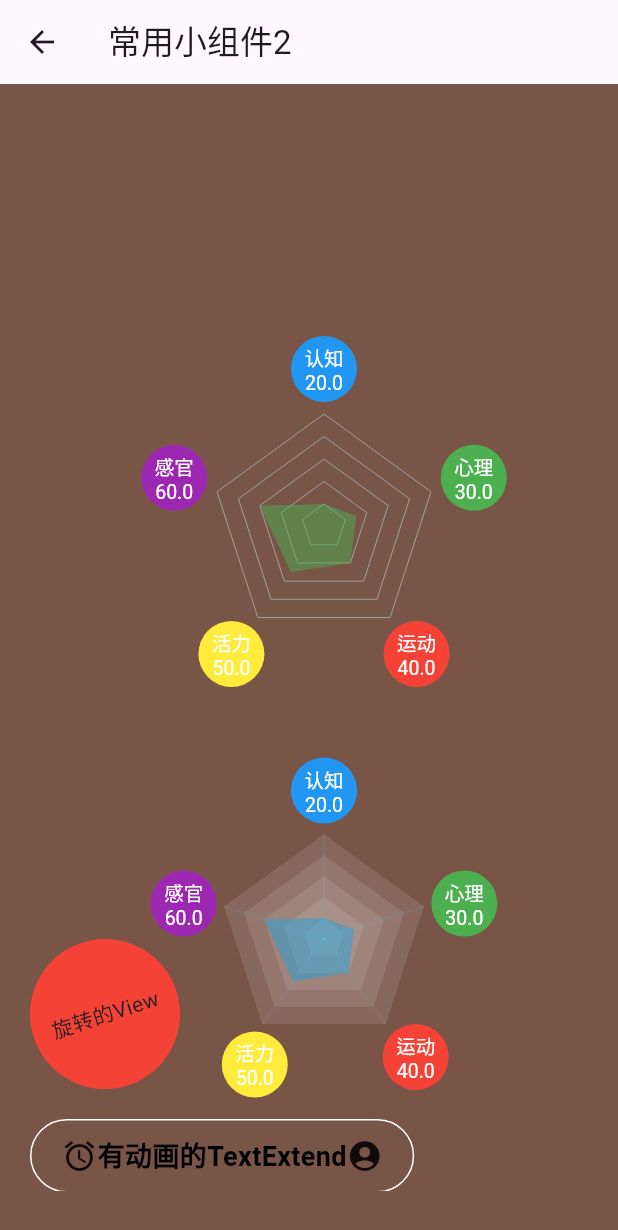
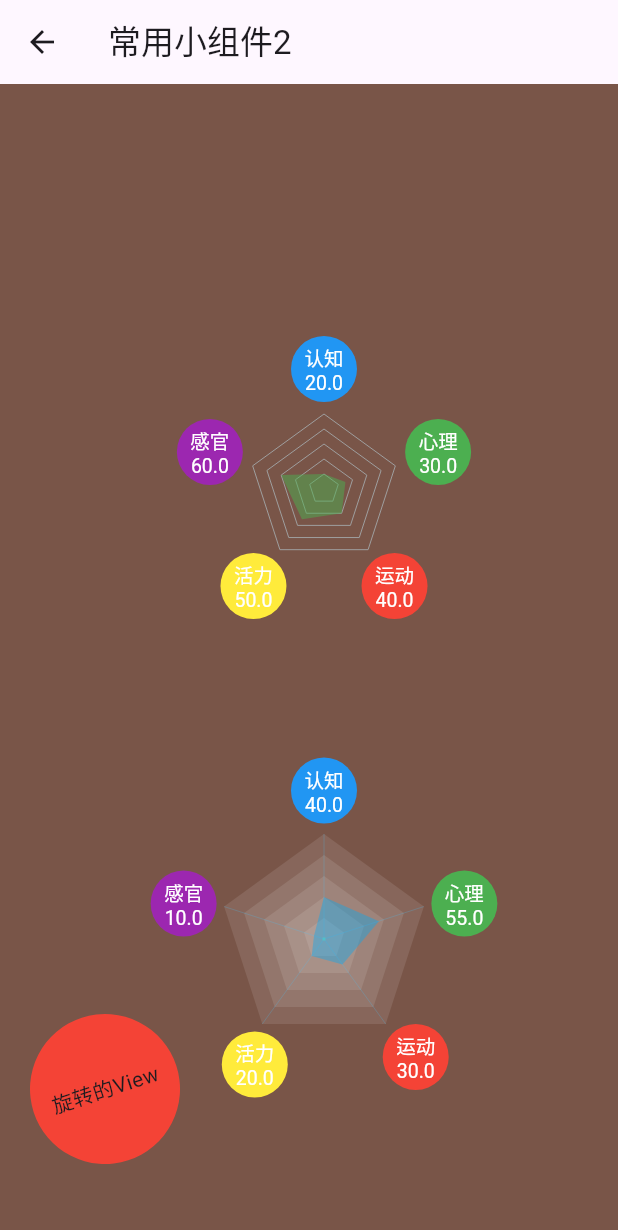
Before and after one commit to zhengzaihong/uikit, a Flutter app: the OftenWidgetExample2 screen opened directly, on a phone screen of 412 x 824 dp. Shown: the top 1230 px of the screen. Run offline on Flutter 3.47's test engine with Material 3 defaults, Android fonts, the phone set to English and light mode, and no system bars.

Commit message:
'5维-N雷达图'

```diff
--- a/example/lib/often_widget_example2.dart
+++ b/example/lib/often_widget_example2.dart
@@ -54,34 +54,38 @@ class _OftenWidgetExampleState2 extends State<OftenWidgetExample2> with SingleTi
                   const SizedBox(height: 200),
 
                  Center(child:SizedBox(
-                   width: 150,
-                   height: 150,
-                   child: CustomPaint(
-                     painter: RadarNDimensionsChart(
+                   width: 100,
+                   height: 100,
+                   child: RadarNDimensionsChart(
                      cycleRadius: 22,
                      data:[
-                         RadarBean(20, '认知', bgColor:Colors.blue,textStyle: TextStyle(color: Colors.white,fontSize: 13)),
-                         RadarBean(30, '心理', bgColor:Colors.green,textStyle: TextStyle(color: Colors.white,fontSize: 13)),
-                         RadarBean(40, '运动', bgColor:Colors.red,textStyle: TextStyle(color: Colors.white,fontSize: 13)),
-                         RadarBean(50, '活力', bgColor:Colors.yellow,textStyle: TextStyle(color: Colors.white,fontSize: 13)),
-                         RadarBean(60, '感官', bgColor:Colors.purple,textStyle: TextStyle(color: Colors.white,fontSize: 13)),
+                       RadarBean(20, '认知', bgColor:Colors.blue,textStyle: const TextStyle(color: Colors.white,fontSize: 13)),
+                       RadarBean(30, '心理', bgColor:Colors.green,textStyle: const TextStyle(color: Colors.white,fontSize: 13)),
+                       RadarBean(40, '运动', bgColor:Colors.red,textStyle: const TextStyle(color: Colors.white,fontSize: 13)),
+                       RadarBean(50, '活力', bgColor:Colors.yellow,textStyle: const TextStyle(color: Colors.white,fontSize: 13)),
+                       RadarBean(60, '感官', bgColor:Colors.purple,textStyle: const TextStyle(color: Colors.white,fontSize: 13)),
                      ],
-                     ),
                    ),
                  ),),
 
+
                   const SizedBox(height: 200),
-                 Center(child:Radar5DimensionsChart(
+
+                  Center(child: SizedBox(
+                    width: 100,
+                    height: 100,
+                    child:  Radar5DimensionsChart(
                         radius: 70,
                         padding: 12,
                         bottomPadding: 10,
                         data:[
-                       RadarBean(20, '认知', bgColor:Colors.blue,textStyle: TextStyle(color: Colors.white,fontSize: 13)),
-                       RadarBean(30, '心理', bgColor:Colors.green,textStyle: TextStyle(color: Colors.white,fontSize: 13)),
-                       RadarBean(40, '运动', bgColor:Colors.red,textStyle: TextStyle(color: Colors.white,fontSize: 13)),
-                       RadarBean(50, '活力', bgColor:Colors.yellow,textStyle: TextStyle(color: Colors.white,fontSize: 13)),
-                       RadarBean(60, '感官', bgColor:Colors.purple,textStyle: TextStyle(color: Colors.white,fontSize: 13)),
+                          RadarBean(40, '认知', bgColor:Colors.blue,textStyle: const TextStyle(color: Colors.white,fontSize: 13)),
+                          RadarBean(55, '心理', bgColor:Colors.green,textStyle: const TextStyle(color: Colors.white,fontSize: 13)),
+                          RadarBean(30, '运动', bgColor:Colors.red,textStyle: const TextStyle(color: Colors.white,fontSize: 13)),
+                          RadarBean(20, '活力', bgColor:Colors.yellow,textStyle: const TextStyle(color: Colors.white,fontSize: 13)),
+                          RadarBean(10, '感官', bgColor:Colors.purple,textStyle: const TextStyle(color: Colors.white,fontSize: 13)),
                         ]
+                    ),
                   ),),
 
                   RotatingView(
--- a/lib/radar/radar_5dimensions_chart.dart
+++ b/lib/radar/radar_5dimensions_chart.dart
@@ -27,6 +27,9 @@ class Radar5DimensionsChart extends StatefulWidget {
   final List<RadarBean> data;
 
   final double cycleRadius;
+  final Paint? zeroToPointPaint;
+  final Paint? pentagonPaint;
+  final Paint? contentPaint;
 
   const Radar5DimensionsChart({
     required this.data,
@@ -34,6 +37,9 @@ class Radar5DimensionsChart extends StatefulWidget {
     this.padding = 10,
     this.bottomPadding = 8,
     this.cycleRadius=22,
+    this.zeroToPointPaint,
+    this.pentagonPaint,
+    this.contentPaint,
     Key? key}):super(key: key);
 
   @override
@@ -66,19 +72,19 @@ class _Radar5DimensionsChartState extends State<Radar5DimensionsChart> with Sing
     ];
 
     ///原点到5个定点的连线
-    zeroToPointPaint = Paint()
+    zeroToPointPaint = widget.zeroToPointPaint?? Paint()
       ..style = PaintingStyle.stroke
       ..color = Colors.lightBlueAccent.withOpacity(0.3)
       ..strokeWidth = 0.5;
 
     ///5层五边形画笔
-    pentagonPaint = Paint()
+    pentagonPaint = widget.pentagonPaint?? Paint()
       ..color = Colors.white.withOpacity(0.1)
       ..strokeWidth = 1
       ..style = PaintingStyle.fill;
 
     ///覆盖内容颜色
-    contentPaint = Paint()
+    contentPaint = widget.contentPaint??Paint()
       ..color = Colors.lightBlue.withAlpha(100)
       ..strokeWidth = 2
       ..style = PaintingStyle.fill;
--- a/lib/radar/radar_ndimensions_chart.dart
+++ b/lib/radar/radar_ndimensions_chart.dart
@@ -9,7 +9,74 @@ import 'package:flutter_uikit_forzzh/radar/radar_bean.dart';
 /// create_time: 14:42
 /// describe: N维度雷达图
 ///
-class RadarNDimensionsChart extends CustomPainter {
+
+class RadarNDimensionsChart extends StatefulWidget {
+
+  final List<RadarBean> data;
+  final int maxDataValue;
+  final Paint? gridPaint;
+  final Paint? dataPaint;
+  final Paint? labelBackgroundPaint;
+  final double cycleRadius;
+  final int dimension;
+
+  const RadarNDimensionsChart(
+      {required this.data,
+      this.maxDataValue = 100,
+      this.cycleRadius = 22,
+      this.dimension = 5,
+        this.gridPaint,
+        this.dataPaint,
+        this.labelBackgroundPaint,
+      Key? key})
+      : super(key: key);
+
+  @override
+  State<RadarNDimensionsChart> createState() => _RadarNDimensionsChartState();
+}
+
+class _RadarNDimensionsChartState extends State<RadarNDimensionsChart> {
+
+  late Paint gridPaint;
+  late Paint dataPaint;
+  late Paint labelBackgroundPaint;
+
+  @override
+  void initState() {
+    super.initState();
+
+    gridPaint = widget.gridPaint??Paint()
+      ..color = Colors.grey
+      ..style = PaintingStyle.stroke;
+
+    dataPaint = widget.dataPaint?? Paint()
+    ..color = Colors.green.withOpacity(0.5)
+    ..style = PaintingStyle.fill;
+
+    labelBackgroundPaint = widget.labelBackgroundPaint?? Paint()
+    ..color = Colors.white
+    ..style = PaintingStyle.fill;
+
+  }
+
+
+  @override
+  Widget build(BuildContext context) {
+    return CustomPaint(
+      painter: RadarNDimensionsPainter(
+        data: widget.data,
+        maxDataValue: widget.maxDataValue,
+        cycleRadius: widget.cycleRadius,
+        dimension: widget.dimension,
+        gridPaint: gridPaint,
+        dataPaint: dataPaint,
+        labelBackgroundPaint: labelBackgroundPaint,
+      ),
+    );
+  }
+}
+
+class RadarNDimensionsPainter extends  CustomPainter {
 
   final List<RadarBean> data;
   final int maxDataValue;
@@ -17,17 +84,17 @@ class RadarNDimensionsChart extends CustomPainter {
   final Paint dataPaint;
   final Paint labelBackgroundPaint;
   final double cycleRadius;
+  final int dimension;
 
-  RadarNDimensionsChart({required this.data, this.maxDataValue = 100,this.cycleRadius = 22})
-      : gridPaint = Paint()
-          ..color = Colors.grey
-          ..style = PaintingStyle.stroke,
-        dataPaint = Paint()
-          ..color = Colors.green.withOpacity(0.5)
-          ..style = PaintingStyle.fill,
-        labelBackgroundPaint = Paint()
-          ..color = Colors.white
-          ..style = PaintingStyle.fill;
+  RadarNDimensionsPainter({
+    required this.data,
+    required this.maxDataValue,
+    required this.cycleRadius,
+    required this.dimension,
+    required this.gridPaint,
+    required this.dataPaint,
+    required this.labelBackgroundPaint,
+  });
 
   @override
   void paint(Canvas canvas, Size size) {
@@ -36,7 +103,7 @@ class RadarNDimensionsChart extends CustomPainter {
     final radius = min(size.width / 2, size.height / 2);
 
     /// 绘制网格
-    for (int i = 1; i <= 5; i++) {
+    for (int i = 1; i <= dimension; i++) {
       final r = radius * i / 5;
       final path = Path();
       for (int j = 0; j < data.length; j++) {
```
Lines whose indentation alone changed are shown as unchanged.
